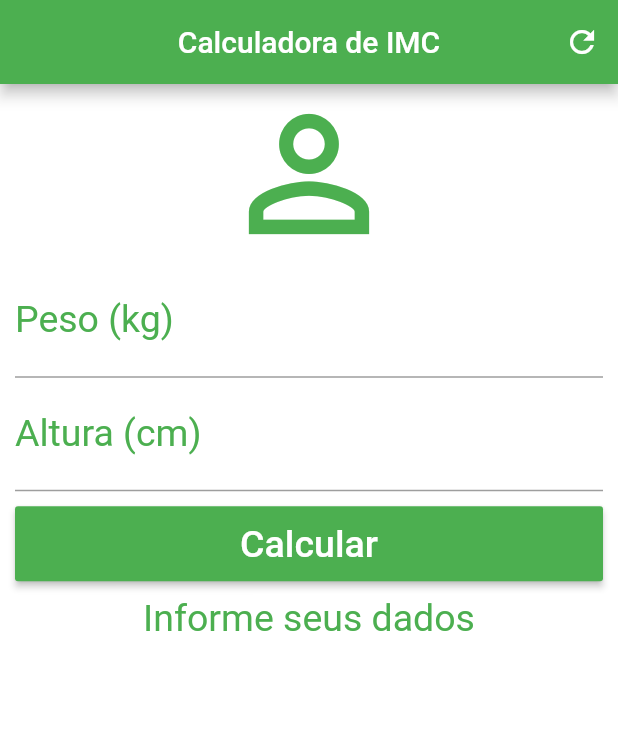
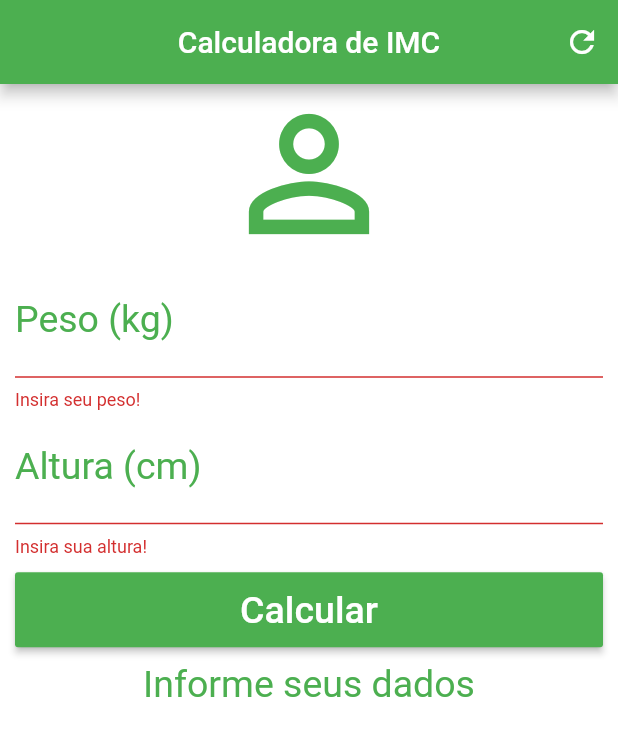
Before and after one commit to filipebebar/curso_flutter, a Flutter app: the screen it shows after launch, after a tap on "Calcular", on a phone screen of 412 x 824 dp. Shown: the top 736 px of the screen. Run offline on Flutter 3.47's test engine with Material 2 defaults, Android fonts, the phone set to English and light mode, and no system bars.

Commit message:
#Versão final

```diff
--- a/calculadora_imc/lib/main.dart
+++ b/calculadora_imc/lib/main.dart
@@ -23,7 +23,8 @@ class _HomeState extends State<Home> {
     weightController.text = "";
     heightController.text = "";
     setState(() {
-      _infoText = "Informe seus dados";
+      _infoText = "Informe seus dados!";
+      _formKey = GlobalKey<FormState>(); // ADICIONE ESTA LINHA!
     });
   }
 
@@ -31,11 +32,19 @@ class _HomeState extends State<Home> {
     setState(() {
       double weight = double.parse(weightController.text);
       double height = double.parse(heightController.text) / 100;
-
       double imc = weight / (height * height);
-      print(imc);
-      if (imc < 16.6) {
-        _infoText = "Abaixo do peso (${imc.toStringAsPrecision(4)})";
+      if(imc < 18.6){
+        _infoText = "Abaixo do Peso (${imc.toStringAsPrecision(4)})";
+      } else if(imc >= 18.6 && imc < 24.9){
+        _infoText = "Peso Ideal (${imc.toStringAsPrecision(4)})";
+      } else if(imc >= 24.9 && imc < 29.9){
+        _infoText = "Levemente Acima do Peso (${imc.toStringAsPrecision(4)})";
+      } else if(imc >= 29.9 && imc < 34.9){
+        _infoText = "Obesidade Grau I (${imc.toStringAsPrecision(4)})";
+      } else if(imc >= 34.9 && imc < 39.9){
+        _infoText = "Obesidade Grau II (${imc.toStringAsPrecision(4)})";
+      } else if(imc >= 40){
+        _infoText = "Obesidade Grau III (${imc.toStringAsPrecision(4)})";
       }
     });
   }
@@ -68,6 +77,11 @@ class _HomeState extends State<Home> {
                     textAlign: TextAlign.center,
                     style: TextStyle(color: Colors.green, fontSize: 25.0),
                     controller: weightController,
+                    validator: (value) {
+                      if (value.isEmpty) {
+                        return "Insira seu peso!";
+                      }
+                    },
                   ),
                   TextFormField(
                     keyboardType: TextInputType.number,
@@ -77,13 +91,22 @@ class _HomeState extends State<Home> {
                     textAlign: TextAlign.center,
                     style: TextStyle(color: Colors.green, fontSize: 25.0),
                     controller: heightController,
+                    validator: (value) {
+                      if (value.isEmpty) {
+                        return "Insira sua altura!";
+                      }
+                    },
                   ),
                   Padding(
                     padding: EdgeInsets.only(top: 10.0, bottom: 10.0),
                     child: Container(
                       height: 50.0,
                       child: RaisedButton(
-                        onPressed: _calcular,
+                        onPressed: () {
+                          if (_formKey.currentState.validate()) {
+                            _calcular();
+                          }
+                        },
                         child: Text("Calcular",
                             style:
                                 TextStyle(color: Colors.white, fontSize: 25.0)),
```
Also changed, not shown: 1 other file.
